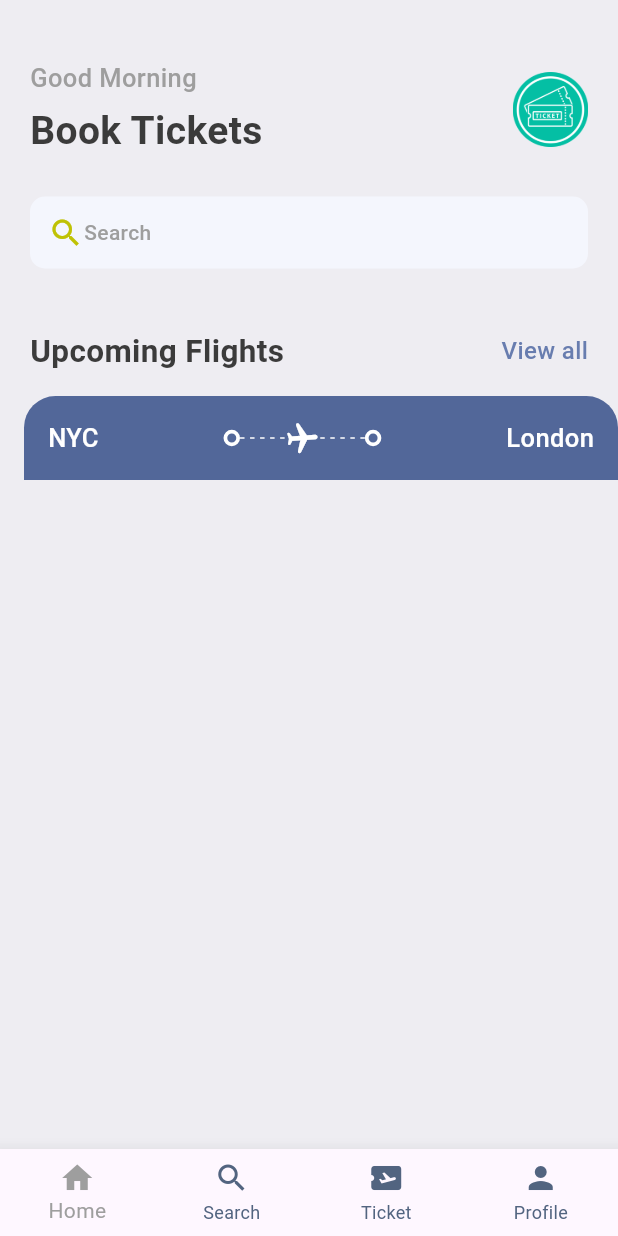
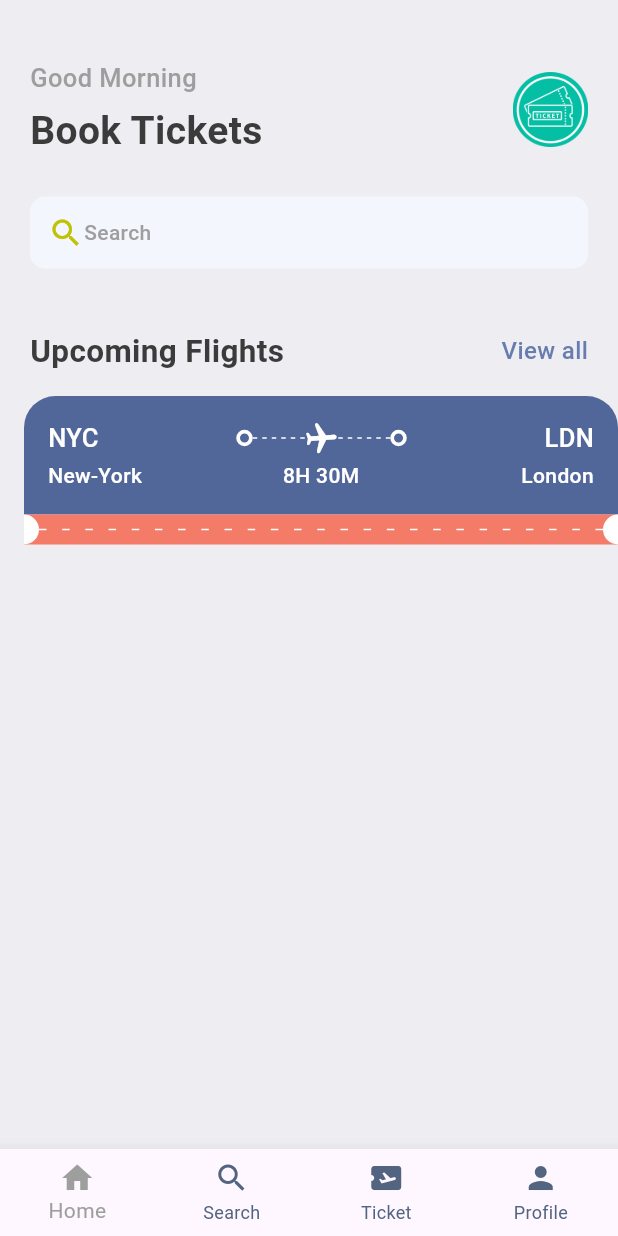
Before and after one commit to jasperayawan/Book_Ticketing, a Flutter app: the screen it shows after launch, on a phone screen of 412 x 824 dp. Run offline on Flutter 3.47's test engine with Material 3 defaults, Android fonts, the phone set to English and light mode, and no system bars; our stand-ins replace gap.

Commit message:
update ticket

```diff
--- a/lib/screens/ticket_view.dart
+++ b/lib/screens/ticket_view.dart
@@ -2,6 +2,7 @@ import 'package:booking_app/utils/app_layout.dart';
 import 'package:booking_app/utils/app_styles.dart';
 import 'package:booking_app/widgets/thick_container.dart';
 import 'package:flutter/material.dart';
+import 'package:gap/gap.dart';
 
 class TicketView extends StatelessWidget {
   // ignore: use_super_parameters
@@ -16,13 +17,18 @@ class TicketView extends StatelessWidget {
       child: Container(
         margin: const EdgeInsets.only(left: 16),
         child: Column(
+          mainAxisSize: MainAxisSize.min,
           children: [
+            /*
+            showing the blue part of the card/ticket
+            */
             Container(
               decoration: const BoxDecoration(
                   color: Color(0xFF526799),
                   borderRadius: BorderRadius.only(
                       topLeft: Radius.circular(21),
-                      topRight: Radius.circular(21))),
+                      topRight: Radius.circular(21))
+              ),
               padding: const EdgeInsets.all(16),
               child: Column(
                 children: [
@@ -61,13 +67,79 @@ class TicketView extends StatelessWidget {
                        ),
                       const ThickContainer(),
                       Expanded(child: Container()),
-                      Text("London",
+                      Text("LDN",
                           style: Styles.headLineStyle3
                               .copyWith(color: Colors.white)),
                     ],
-                  )
+                  ),
+                  const Gap(3),
+                  Row(
+                    mainAxisAlignment: MainAxisAlignment.spaceBetween,
+                    children: [
+                      SizedBox(
+                        width: 100, child: Text('New-York', style: Styles.headLineStyle4.copyWith(color: Colors.white)),
+                      ),
+                      Text("8H 30M", style: Styles.headLineStyle4.copyWith(color: Colors.white),),
+                      SizedBox(
+                        width: 100, child: Text('London', textAlign: TextAlign.end ,style: Styles.headLineStyle4.copyWith(color: Colors.white)),
+                      ),
+                    ],)
                 ],
               ),
+            ),
+            /**
+             * showing the orange part of the card/ticket
+             */
+            Container(
+              color: Styles.orangeColor,//Color(0xFFF37B67),
+              child:
+                 Row(
+                  children: [
+                    const SizedBox(
+                      height: 20,
+                      width: 10,
+                      child: DecoratedBox(
+                        decoration: BoxDecoration(
+                          color: Colors.white,
+                          borderRadius: BorderRadius.only(
+                           topRight :Radius.circular(10),
+                           bottomRight: Radius.circular(10)
+                          )
+                        ),
+                      ),
+                    ),
+                    Expanded(child: LayoutBuilder(
+                      builder: (BuildContext context, BoxConstraints contraints){
+                        return Flex(
+                      direction: Axis.horizontal,
+                      mainAxisAlignment: MainAxisAlignment.spaceBetween,
+                      mainAxisSize: MainAxisSize.max,
+                      children: List.generate((contraints.constrainWidth()/15).floor(), (index) => const SizedBox(
+                        width: 5, height: 1,
+                        child: DecoratedBox(
+                          decoration: BoxDecoration(
+                            color: Colors.white
+                          ),
+                        ),
+                      )),
+                    );
+                      },
+                    )),
+                    const SizedBox(
+                      height: 20,
+                      width: 10,
+                      child: DecoratedBox(
+                        decoration: BoxDecoration(
+                          color: Colors.white,
+                          borderRadius: BorderRadius.only(
+                           topLeft :Radius.circular(10),
+                           bottomLeft: Radius.circular(10)
+                          )
+                        ),
+                      ),
+                    ),
+                  ],
+                )
             )
           ],
         ),
--- a/lib/utils/app_styles.dart
+++ b/lib/utils/app_styles.dart
@@ -5,7 +5,7 @@ class Styles{
   static Color primaryColor = primary;
   static Color textColor = const Color(0xFF3b3b3b);
   static Color bgColor = const Color(0xFFeeedf2);
-  static Color orangeColor = const Color(0xFF526799);
+  static Color orangeColor = const Color(0xFFF37B67);
   static TextStyle textStyle = TextStyle(fontSize: 16, color: textColor, fontWeight: FontWeight.w500);
   static TextStyle headLineStyle1 = TextStyle(fontSize: 26, color: textColor, fontWeight: FontWeight.bold);
   static TextStyle headLineStyle2 = TextStyle(fontSize: 21, color: textColor, fontWeight: FontWeight.bold);
```
